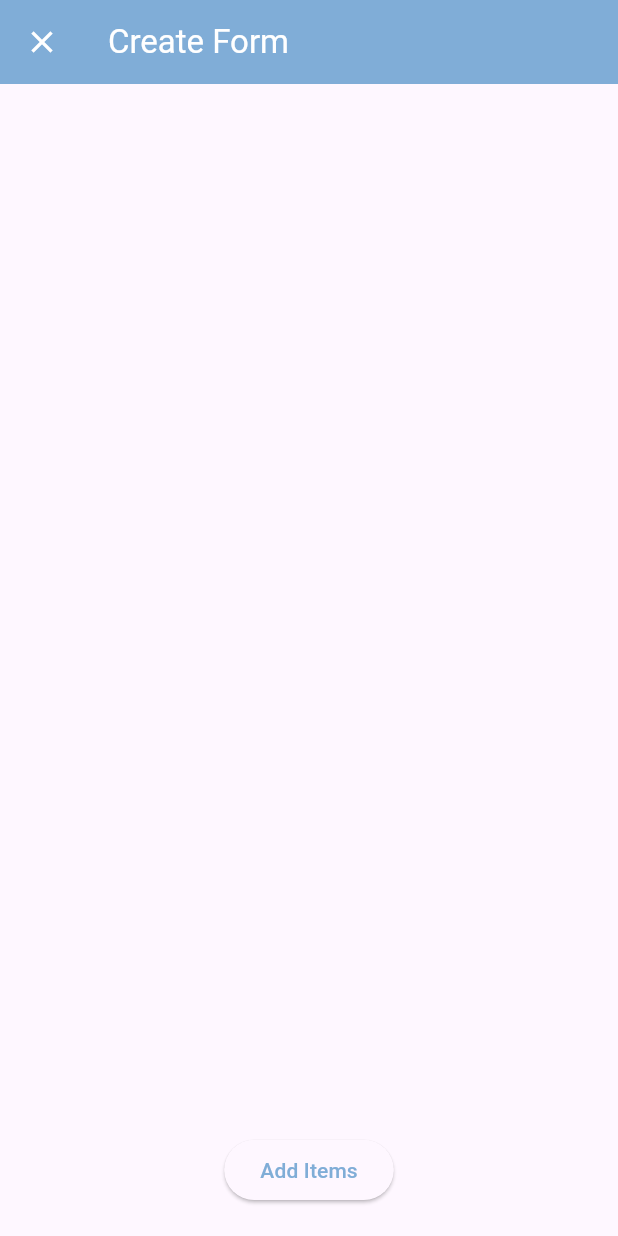
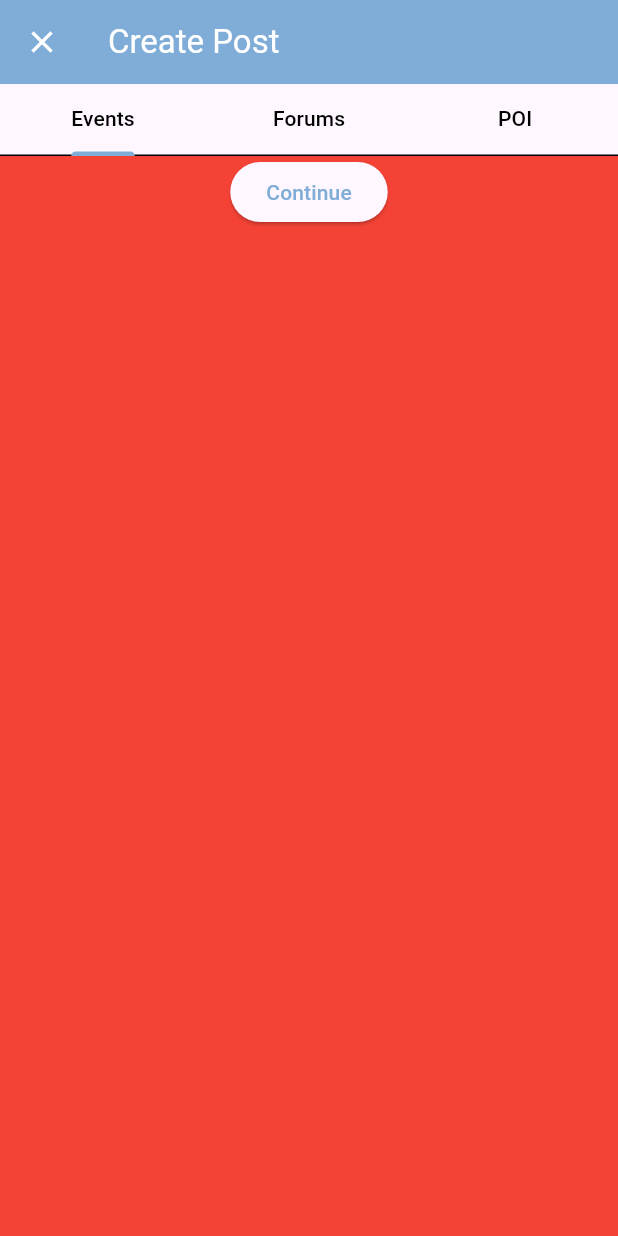
Before and after one commit to WildKoala23/Softshares, a Flutter app: the Area screen opened by its route, item 2 of the bottom bar chosen, on a phone screen of 412 x 824 dp. Run offline on Flutter 3.47's test engine with Material 3 defaults, Android fonts, the phone set to English and light mode, and no system bars; our stand-ins replace table_calendar; missing offline and left inert: dev_icons.

Commit message:
added createPost

```diff
--- a/lib/Components/bottomNavBar.dart
+++ b/lib/Components/bottomNavBar.dart
@@ -28,7 +28,7 @@ class MyBottomBar extends StatelessWidget {
               Icons.add,
             ),
             onPressed: () {
-              Navigator.pushNamed(context, '/createForm');
+              Navigator.pushNamed(context, '/createPost');
             },
           ),
           label: 'Add',
--- /dev/null
+++ b/lib/Pages/createPost.dart
@@ -0,0 +1,76 @@
+import 'package:flutter/material.dart';
+
+class createPost extends StatefulWidget {
+  const createPost({Key? key}) : super(key: key);
+
+  @override
+  State<createPost> createState() => _CreatePostState();
+}
+
+class _CreatePostState extends State<createPost> {
+  @override
+  Widget build(BuildContext context) {
+    final colorScheme = Theme.of(context).colorScheme;
+    return Scaffold(
+      appBar: appBar(context, colorScheme),
+      body: DefaultTabController(
+        length: 3,
+        child: Column(
+          children: [
+            TabBar(
+              unselectedLabelColor: colorScheme.onSecondary,
+              labelColor: colorScheme.onSecondary,
+              indicatorColor: colorScheme.primary,
+              tabs: const [
+                Tab(
+                  child: Text('Events'),
+                ),
+                Tab(
+                  child: Text('Forums'),
+                ),
+                Tab(
+                  child: Text('POI'),
+                ),
+              ],
+            ),
+            Expanded(
+              child: TabBarView(
+                children: [
+                  // Your TabBarView content goes here
+                  Container(
+                      color: Colors.red,
+                      child: Column(
+                        children: [
+                          ElevatedButton(
+                            child: const Text('Continue'),
+                            onPressed: () {
+                              Navigator.pushNamed(context, '/createForm');
+                            },
+                          ),
+                        ],
+                      )),
+                  Container(color: Colors.green),
+                  Container(color: Colors.blue),
+                ],
+              ),
+            ),
+          ],
+        ),
+      ),
+    );
+  }
+
+  AppBar appBar(BuildContext context, ColorScheme colorScheme) {
+    return AppBar(
+      backgroundColor: colorScheme.primary,
+      foregroundColor: colorScheme.onPrimary,
+      leading: IconButton(
+        icon: Icon(Icons.close),
+        onPressed: () {
+          Navigator.pop(context);
+        },
+      ),
+      title: Text('Create Post'),
+    );
+  }
+}
--- a/lib/main.dart
+++ b/lib/main.dart
@@ -4,6 +4,7 @@ import 'package:softshares/Pages/MyProfile.dart';
 import 'package:softshares/Pages/calendar.dart';
 import 'package:softshares/Pages/createCheckboxForm.dart';
 import 'package:softshares/Pages/createFrom.dart';
+import 'package:softshares/Pages/createPost.dart';
 import 'package:softshares/Pages/customFieldTextForm.dart';
 import 'package:softshares/Pages/customRadioBtnForm.dart';
 import 'package:softshares/Pages/editProfile.dart';
@@ -63,6 +64,7 @@ class MyApp extends StatelessWidget {
       '/Login': (context) => const MyLoginIn(username: 'Gui'),
       '/SignIn': (context) => const SignIn(),
       '/SignUp': (context) => const SignUp(),
+      '/createPost': (context) => createPost(),
       '/createForm': (context) => createForm(),
       '/createRadioBtnForm': (context) => customRadioBtnForm(),
       '/createFieldTextForm': (context) => customFieldtextForm(),
```
